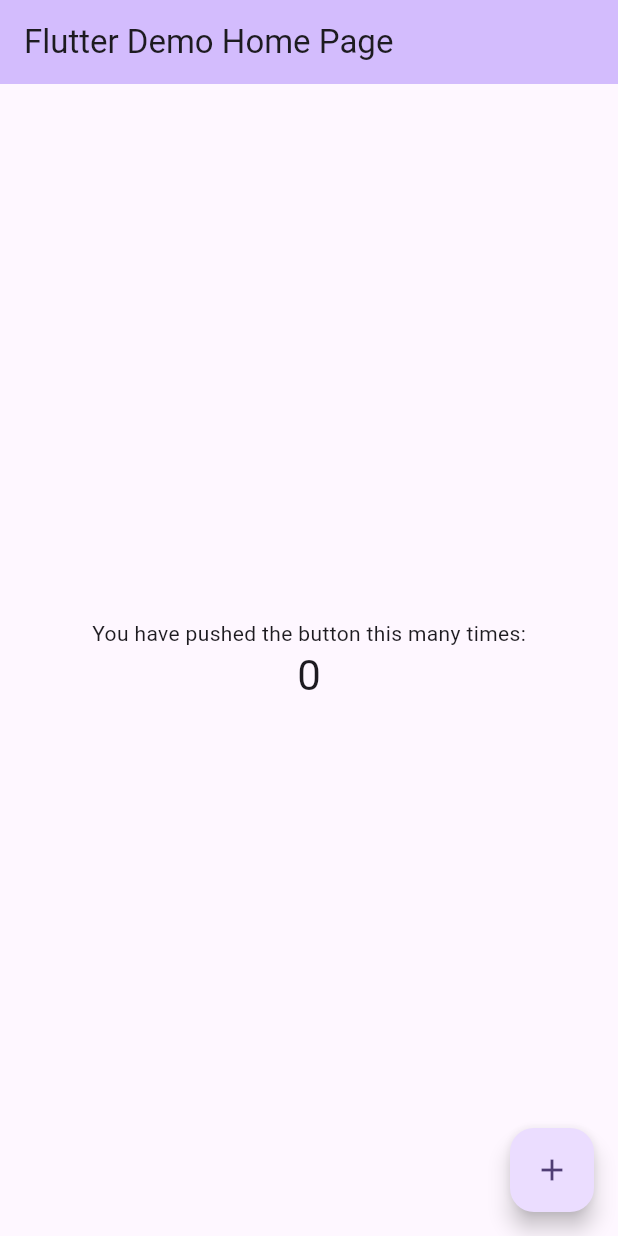
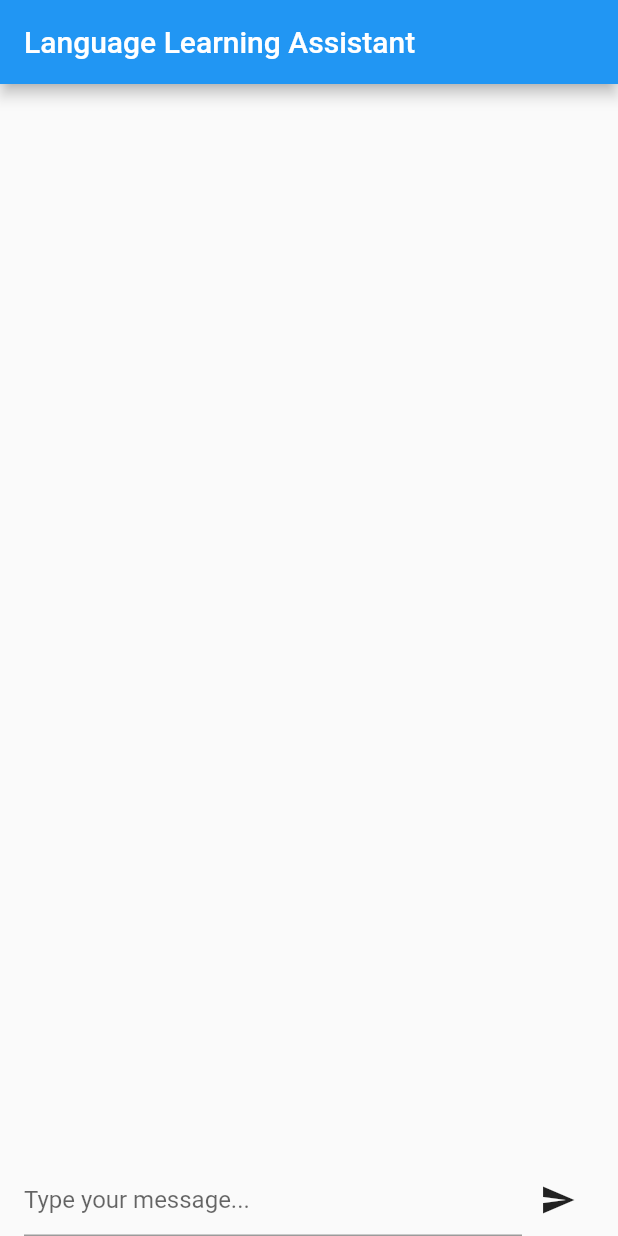
Before and after one commit to dumaloo/Language_Learning_Assistant_App, a Flutter app: the screen it shows after launch, on a phone screen of 412 x 824 dp. Run offline on Flutter 3.47's test engine with Material 2 defaults, Android fonts, the light colour scheme and no system bars.

Commit message:
Build Basic UI

```diff
--- a/lib/main.dart
+++ b/lib/main.dart
@@ -1,125 +1,83 @@
 import 'package:flutter/material.dart';
 
 void main() {
-  runApp(const MyApp());
+  runApp(LanguageLearningApp());
 }
 
-class MyApp extends StatelessWidget {
-  const MyApp({super.key});
-
-  // This widget is the root of your application.
+class LanguageLearningApp extends StatelessWidget {
   @override
   Widget build(BuildContext context) {
     return MaterialApp(
-      title: 'Flutter Demo',
-      theme: ThemeData(
-        // This is the theme of your application.
-        //
-        // TRY THIS: Try running your application with "flutter run". You'll see
-        // the application has a blue toolbar. Then, without quitting the app,
-        // try changing the seedColor in the colorScheme below to Colors.green
-        // and then invoke "hot reload" (save your changes or press the "hot
-        // reload" button in a Flutter-supported IDE, or press "r" if you used
-        // the command line to start the app).
-        //
-        // Notice that the counter didn't reset back to zero; the application
-        // state is not lost during the reload. To reset the state, use hot
-        // restart instead.
-        //
-        // This works for code too, not just values: Most code changes can be
-        // tested with just a hot reload.
-        colorScheme: ColorScheme.fromSeed(seedColor: Colors.deepPurple),
-        useMaterial3: true,
-      ),
-      home: const MyHomePage(title: 'Flutter Demo Home Page'),
+      title: 'Language Learning Assistant',
+      home: ChatScreen(),
     );
   }
 }
 
-class MyHomePage extends StatefulWidget {
-  const MyHomePage({super.key, required this.title});
-
-  // This widget is the home page of your application. It is stateful, meaning
-  // that it has a State object (defined below) that contains fields that affect
-  // how it looks.
-
-  // This class is the configuration for the state. It holds the values (in this
-  // case the title) provided by the parent (in this case the App widget) and
-  // used by the build method of the State. Fields in a Widget subclass are
-  // always marked "final".
-
-  final String title;
-
+class ChatScreen extends StatefulWidget {
   @override
-  State<MyHomePage> createState() => _MyHomePageState();
+  _ChatScreenState createState() => _ChatScreenState();
 }
 
-class _MyHomePageState extends State<MyHomePage> {
-  int _counter = 0;
+class _ChatScreenState extends State<ChatScreen> {
+  TextEditingController _messageController = TextEditingController();
 
-  void _incrementCounter() {
+  List<String> _chatMessages = [];
+
+  void _sendMessage(String message) {
     setState(() {
-      // This call to setState tells the Flutter framework that something has
-      // changed in this State, which causes it to rerun the build method below
-      // so that the display can reflect the updated values. If we changed
-      // _counter without calling setState(), then the build method would not be
-      // called again, and so nothing would appear to happen.
-      _counter++;
+      _chatMessages.add(message);
     });
+    // Implement API call to ChatGPT and handle response here
+    // ...
+    // Upon receiving the response, update _chatMessages and display it in the chat interface
   }
 
   @override
   Widget build(BuildContext context) {
-    // This method is rerun every time setState is called, for instance as done
-    // by the _incrementCounter method above.
-    //
-    // The Flutter framework has been optimized to make rerunning build methods
-    // fast, so that you can just rebuild anything that needs updating rather
-    // than having to individually change instances of widgets.
     return Scaffold(
       appBar: AppBar(
-        // TRY THIS: Try changing the color here to a specific color (to
-        // Colors.amber, perhaps?) and trigger a hot reload to see the AppBar
-        // change color while the other colors stay the same.
-        backgroundColor: Theme.of(context).colorScheme.inversePrimary,
-        // Here we take the value from the MyHomePage object that was created by
-        // the App.build method, and use it to set our appbar title.
-        title: Text(widget.title),
+        title: Text('Language Learning Assistant'),
       ),
-      body: Center(
-        // Center is a layout widget. It takes a single child and positions it
-        // in the middle of the parent.
-        child: Column(
-          // Column is also a layout widget. It takes a list of children and
-          // arranges them vertically. By default, it sizes itself to fit its
-          // children horizontally, and tries to be as tall as its parent.
-          //
-          // Column has various properties to control how it sizes itself and
-          // how it positions its children. Here we use mainAxisAlignment to
-          // center the children vertically; the main axis here is the vertical
-          // axis because Columns are vertical (the cross axis would be
-          // horizontal).
-          //
-          // TRY THIS: Invoke "debug painting" (choose the "Toggle Debug Paint"
-          // action in the IDE, or press "p" in the console), to see the
-          // wireframe for each widget.
-          mainAxisAlignment: MainAxisAlignment.center,
-          children: <Widget>[
-            const Text(
-              'You have pushed the button this many times:',
+      body: Column(
+        children: [
+          Expanded(
+            child: ListView.builder(
+              itemCount: _chatMessages.length,
+              itemBuilder: (context, index) {
+                return ListTile(
+                  title: Text(_chatMessages[index]),
+                );
+              },
             ),
-            Text(
-              '$_counter',
-              style: Theme.of(context).textTheme.headlineMedium,
+          ),
+          Container(
+            padding: EdgeInsets.symmetric(horizontal: 16.0),
+            child: Row(
+              children: [
+                Expanded(
+                  child: TextField(
+                    controller: _messageController,
+                    decoration: InputDecoration(
+                      hintText: 'Type your message...',
+                    ),
+                  ),
+                ),
+                IconButton(
+                  icon: Icon(Icons.send),
+                  onPressed: () {
+                    String message = _messageController.text.trim();
+                    if (message.isNotEmpty) {
+                      _sendMessage(message);
+                      _messageController.clear();
+                    }
+                  },
+                ),
+              ],
             ),
-          ],
-        ),
+          ),
+        ],
       ),
-      floatingActionButton: FloatingActionButton(
-        onPressed: _incrementCounter,
-        tooltip: 'Increment',
-        child: const Icon(Icons.add),
-      ), // This trailing comma makes auto-formatting nicer for build methods.
     );
   }
 }
```
Also changed, not shown: 1 other file.
